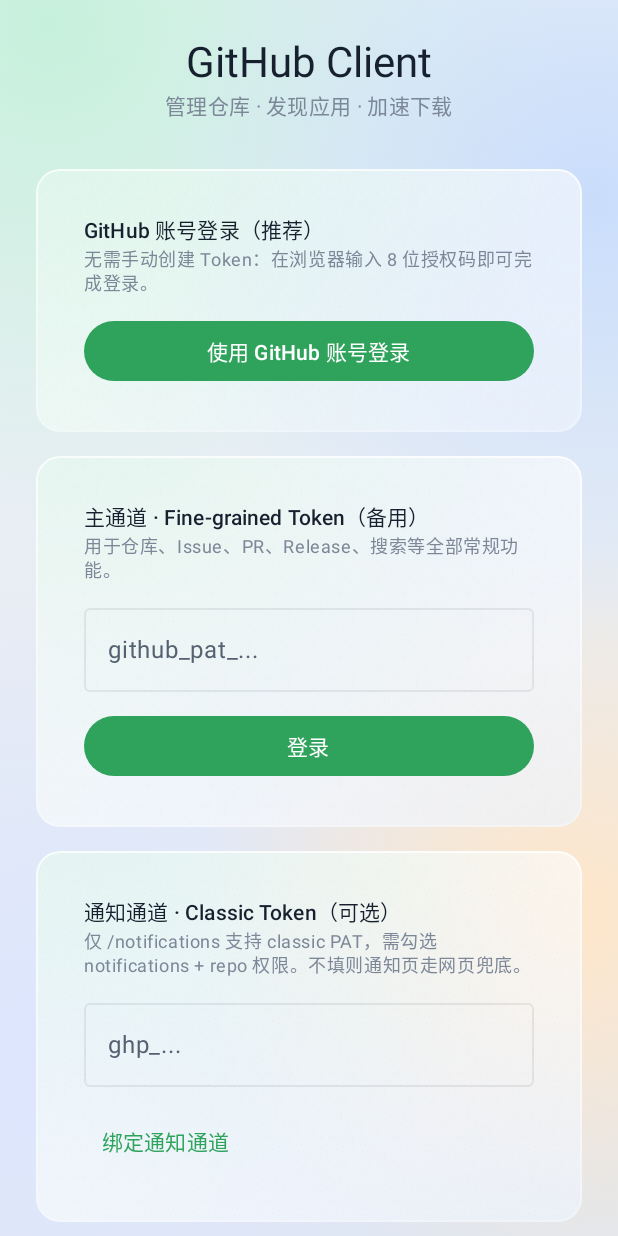
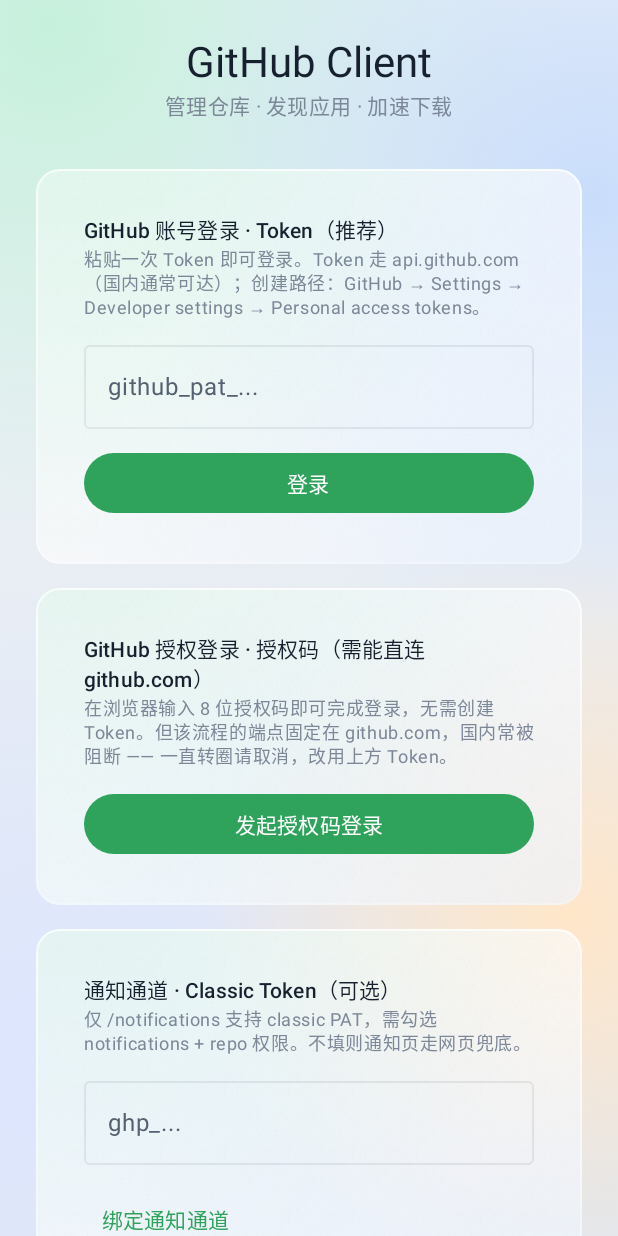
Before and after one commit to Tommyface/github-android-client, an Android app built with Jetpack Compose: the composable LoginScreen shown on its own in the app's theme, on a phone screen of 412 x 824 dp. Run offline under Robolectric (Android 15) with nearby library versions, the phone set to English and light mode, and no system bars; 1 statement that could not run was skipped.

Commit message:
fix(auth): 登录不再卡在获取授权码，Token 登录提到首位 (#34)
真机反馈「首页账号登录一直卡在获取授权码」的两轮修复。

根因（代码级）：Device Flow 端点固定在 github.com（RFC 8628 规定，不能换成 api.github.com），
而登录页把 Device Flow 放在首屏且标题写「GitHub 账号登录」——不可达的通道占据首选位；
叠加超时 30s × 重试 3 次 ≈ 96 秒、Requesting 态无取消、CancellationException 被 catch(Exception)
吞成 network error、deviceFlowJob 不释放（卡一次只能重启应用）。

第一轮（7707f1f）：超时收紧 8s/12s/12s、start 重试 3→2（≈26 秒）、取消原样上抛、
job try/finally 释放、Requesting 态加取消与预算说明。
第二轮（e4e20ef）：Token 卡移到第一位（走 api.github.com），Device Flow 降为第二位并改名
「授权码登录」；AuthUiState.suggestTokenLogin + FocusRequester 让失败后自动滚回 Token 卡并聚焦；
错误提示提到页面级；修正 MAX_START_ATTEMPTS 常量与界面文案不一致（42s vs 承诺 26s）；
.maestro/01 断言同步。

CI：fast / version / verify (8 项门禁) 全绿。

```diff
--- a/feature/auth/presentation/src/main/kotlin/com/gy/githubclient/feature/auth/presentation/LoginScreen.kt
+++ b/feature/auth/presentation/src/main/kotlin/com/gy/githubclient/feature/auth/presentation/LoginScreen.kt
@@ -32,6 +32,8 @@ import androidx.compose.runtime.remember
 import androidx.compose.runtime.setValue
 import androidx.compose.ui.Alignment
 import androidx.compose.ui.Modifier
+import androidx.compose.ui.focus.FocusRequester
+import androidx.compose.ui.focus.focusRequester
 import androidx.compose.ui.platform.LocalClipboardManager
 import androidx.compose.ui.platform.LocalUriHandler
 import androidx.compose.ui.semantics.LiveRegionMode
@@ -50,7 +52,16 @@ import com.gy.githubclient.core.presentation.theme.LocalFrostColors
 import com.gy.githubclient.feature.auth.domain.model.AuthState
 import org.koin.androidx.compose.koinViewModel
 
-/** 登录路由。推荐 OAuth Device Flow 一键授权；PAT 为主通道备用；通知通道 classic PAT 可选绑定。 */
+/**
+ * 登录路由。
+ *
+ * 卡片顺序即优先级：**Token 登录排第一**（Token 走 `api.github.com`，国内通常可达），
+ * Device Flow 排第二（端点固定在 `github.com`，国内常被阻断）。
+ *
+ * 这个顺序是 v0.19.3 按真机反馈调整的：原来 Device Flow 是第一张卡且标题写"GitHub 账号登录"，
+ * 用户点了它就一直停在「正在获取授权码」——可达的通道被放在第二屏，不可达的通道占着首屏。
+ * 把能用的入口放第一位，比给不能用的入口继续加进度条更有用。
+ */
 @Composable
 fun LoginScreen(
     onLoginSuccess: () -> Unit,
@@ -59,6 +70,8 @@ fun LoginScreen(
     val uiState by viewModel.uiState.collectAsStateWithLifecycle()
     val authState by viewModel.authState.collectAsStateWithLifecycle()
     var message by remember { mutableStateOf<String?>(null) }
+    val scrollState = rememberScrollState()
+    val tokenFocus = remember { FocusRequester() }
 
     LaunchedEffect(Unit) {
         viewModel.events.collect { event ->
@@ -70,6 +83,16 @@ fun LoginScreen(
         }
     }
 
+    // Device Flow 因传输层问题发起失败或轮询中止时，把用户送回 Token 卡：
+    // 滚回顶部（Token 卡是第一张）+ 聚焦输入框，键盘直接弹出，用户只需粘贴。
+    // 只弹一条错误提示、让用户自己在三张卡之间找出口，是上一版最招人烦的地方。
+    LaunchedEffect(uiState.suggestTokenLogin) {
+        if (uiState.suggestTokenLogin) {
+            scrollState.animateScrollTo(0)
+            tokenFocus.requestFocus()
+        }
+    }
+
     if (authState is AuthState.SignedIn) {
         LaunchedEffect(authState) { onLoginSuccess() }
     }
@@ -78,10 +101,10 @@ fun LoginScreen(
         modifier =
             Modifier
                 .fillMaxSize()
-                // 三张卡片（Device Flow / PAT / 通知通道）在多数手机上超过一屏：
+                // 三张卡片（Token / Device Flow / 通知通道）在多数手机上超过一屏：
                 // 原实现没有滚动容器，底部卡片和「绑定通知通道」会被直接裁掉——功能因此不可达。
                 // 加 verticalScroll 后高度仍由 fillMaxSize 定，内容不足一屏时 Arrangement.Center 照旧生效。
-                .verticalScroll(rememberScrollState())
+                .verticalScroll(scrollState)
                 .padding(24.dp),
         verticalArrangement = Arrangement.Center,
         horizontalAlignment = Alignment.CenterHorizontally,
@@ -95,27 +118,35 @@ fun LoginScreen(
             style = MaterialTheme.typography.bodyMedium,
             color = LocalFrostColors.current.textTertiary,
         )
+
+        // 错误提示提到页面级：Token 校验失败、通知通道绑定失败、Device Flow 中止都会走到这里。
+        // 原先它挂在 Token 卡片内部，导致"通知通道 Token 无效"也显示在 Token 卡里，指向错误。
+        if (message != null) {
+            Spacer(Modifier.height(16.dp))
+            Text(
+                text = message.orEmpty(),
+                style = MaterialTheme.typography.bodySmall,
+                color = LocalFrostColors.current.danger,
+                // 错误信息是**状态更新**：必须主动朗读，否则弱视用户完全感知不到失败。
+                modifier =
+                    Modifier
+                        .fillMaxWidth()
+                        .semantics { liveRegion = LiveRegionMode.Polite },
+            )
+        }
+
         Spacer(Modifier.height(32.dp))
-
-        OAuthDeviceFlowCard(
-            deviceFlow = uiState.deviceFlow,
-            onStart = {
-                message = null
-                viewModel.beginDeviceFlow()
-            },
-            onCancel = viewModel::cancelDeviceFlow,
-        )
-
-        Spacer(Modifier.height(16.dp))
 
         FrostCard {
             Column(Modifier.padding(16.dp)) {
                 Text(
-                    text = "主通道 · Fine-grained Token（备用）",
+                    text = "GitHub 账号登录 · Token（推荐）",
                     style = MaterialTheme.typography.titleSmall,
                 )
                 Text(
-                    text = "用于仓库、Issue、PR、Release、搜索等全部常规功能。",
+                    text =
+                        "粘贴一次 Token 即可登录。Token 走 api.github.com（国内通常可达）；" +
+                            "创建路径：GitHub → Settings → Developer settings → Personal access tokens。",
                     style = MaterialTheme.typography.bodySmall,
                     color = LocalFrostColors.current.textTertiary,
                 )
@@ -131,7 +162,8 @@ fun LoginScreen(
                         Modifier
                             .fillMaxWidth()
                             // 读屏时说明这是什么凭证、粘在哪里（label 只是占位示例）。
-                            .semantics { contentDescription = "Fine-grained Token 输入框" },
+                            .semantics { contentDescription = "Fine-grained Token 输入框" }
+                            .focusRequester(tokenFocus),
                     enabled = !uiState.isSubmitting,
                 )
                 Spacer(Modifier.height(12.dp))
@@ -152,18 +184,19 @@ fun LoginScreen(
                         Text("登录")
                     }
                 }
-                if (message != null) {
-                    Spacer(Modifier.height(8.dp))
-                    Text(
-                        text = message.orEmpty(),
-                        style = MaterialTheme.typography.bodySmall,
-                        color = LocalFrostColors.current.danger,
-                        // 错误信息是**状态更新**：必须主动朗读，否则弱视用户完全感知不到失败。
-                        modifier = Modifier.semantics { liveRegion = LiveRegionMode.Polite },
-                    )
             }
         }
-        }
+
+        Spacer(Modifier.height(16.dp))
+
+        OAuthDeviceFlowCard(
+            deviceFlow = uiState.deviceFlow,
+            onStart = {
+                message = null
+                viewModel.beginDeviceFlow()
+            },
+            onCancel = viewModel::cancelDeviceFlow,
+        )
 
         Spacer(Modifier.height(16.dp))
 
@@ -217,11 +250,13 @@ private fun OAuthDeviceFlowCard(
     FrostCard {
         Column(Modifier.padding(16.dp)) {
             Text(
-                text = "GitHub 账号登录（推荐）",
+                text = "GitHub 授权登录 · 授权码（需能直连 github.com）",
                 style = MaterialTheme.typography.titleSmall,
             )
             Text(
-                text = "无需手动创建 Token：在浏览器输入 8 位授权码即可完成登录。",
+                text =
+                    "在浏览器输入 8 位授权码即可完成登录，无需创建 Token。" +
+                        "但该流程的端点固定在 github.com，国内常被阻断 —— 一直转圈请取消，改用上方 Token。",
                 style = MaterialTheme.typography.bodySmall,
                 color = LocalFrostColors.current.textTertiary,
             )
@@ -233,11 +268,12 @@ private fun OAuthDeviceFlowCard(
                         onClick = onStart,
                         modifier = Modifier.fillMaxWidth(),
                     ) {
-                        Text("使用 GitHub 账号登录")
+                        Text("发起授权码登录")
                     }
                 }
 
                 DeviceFlowUiState.Requesting -> {
+                    Column(verticalArrangement = Arrangement.spacedBy(8.dp)) {
                         Row(
                             verticalAlignment = Alignment.CenterVertically,
                             horizontalArrangement = Arrangement.spacedBy(8.dp),
@@ -247,6 +283,17 @@ private fun OAuthDeviceFlowCard(
                                 strokeWidth = 2.dp,
                             )
                             Text("正在获取授权码…", style = MaterialTheme.typography.bodyMedium)
+                        }
+                        // 之前这里只有一个转圈：失败前最长要等 96 秒，期间既没有进度也没有出口，
+                        // 观感就是"卡死"。现在把预算（约 26 秒）与退路（取消 / 改用 Token）写在界面上。
+                        Text(
+                            text =
+                                "最长约 26 秒；若是 github.com 无法直连会一直无响应，" +
+                                    "可取消后改用上方 Token 登录。",
+                            style = MaterialTheme.typography.bodySmall,
+                            color = LocalFrostColors.current.textTertiary,
+                        )
+                        TextButton(onClick = onCancel) { Text("取消") }
                     }
                 }
 
```
Also changed, not shown: feature/auth/data/src/main/kotlin/com/gy/githubclient/feature/auth/data/OAuthDeviceFlowRepositoryImpl.kt (+15 -4 lines), feature/auth/data/src/main/kotlin/com/gy/githubclient/feature/auth/data/di/AuthDataModule.kt (+6 -4 lines), feature/auth/data/src/main/kotlin/com/gy/githubclient/feature/auth/data/remote/GitHubOAuthApi.kt (+7 -0 lines), feature/auth/presentation/src/main/kotlin/com/gy/githubclient/feature/auth/presentation/AuthViewModel.kt (+39 -5 lines), 4 other files. Lines whose indentation alone changed are shown as unchanged.
